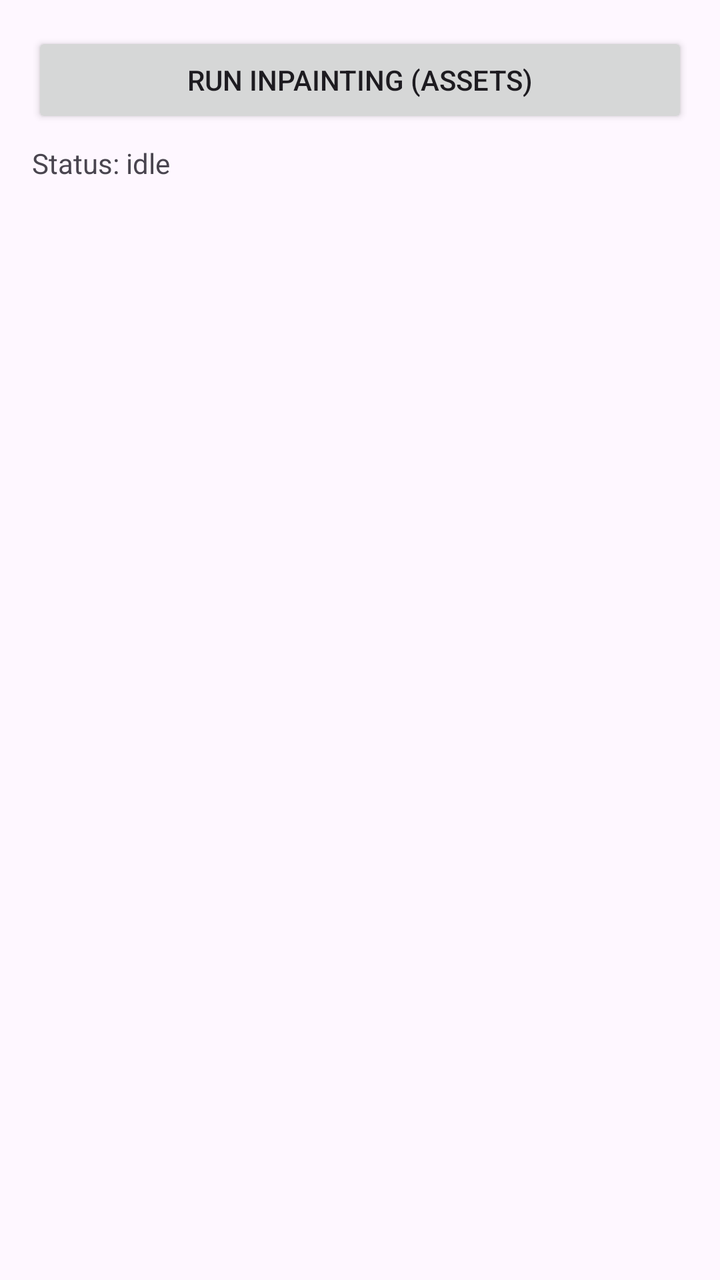
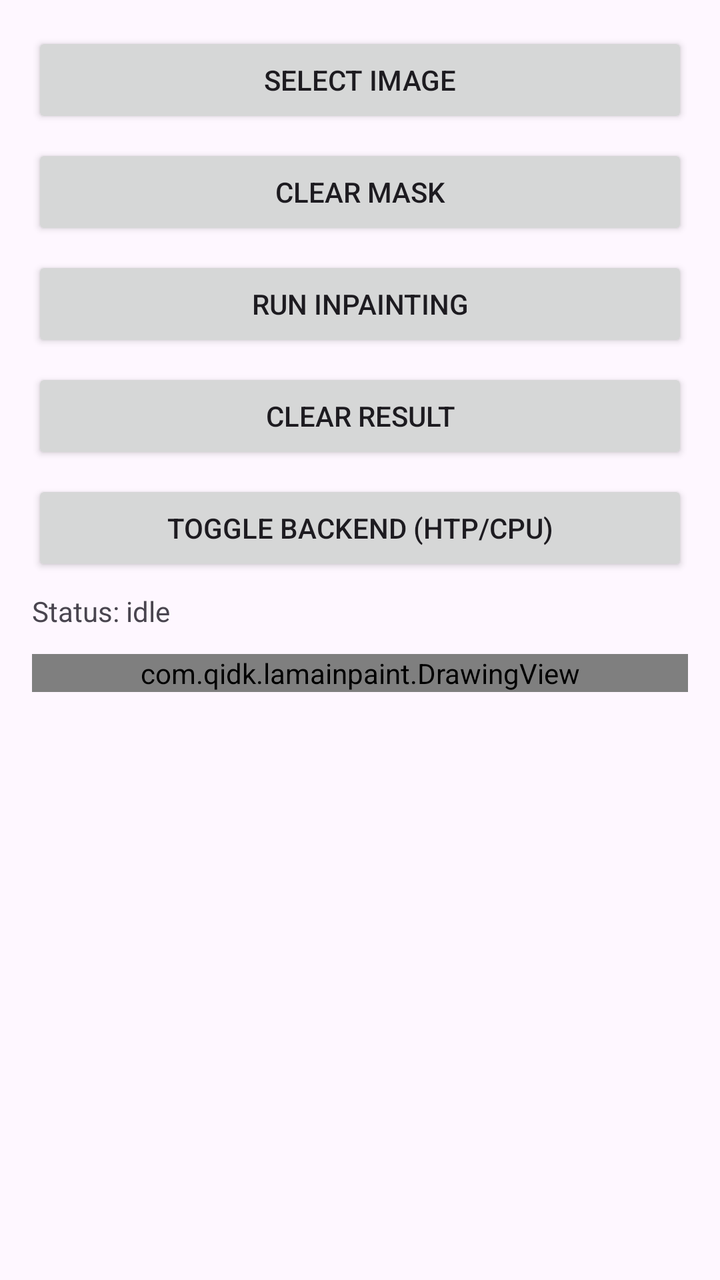

Two renders of the same Android screen: before a commit and after it. Below are the layout's source before the change and the commit's diff.
<!-- AndroidManifest.xml: application theme Theme.LamaInpaint -->
<!-- res/layout/activity_main.xml -->
<?xml version="1.0" encoding="utf-8"?>
<ScrollView xmlns:android="http://schemas.android.com/apk/res/android"
    android:fillViewport="true"
    android:layout_width="match_parent"
    android:layout_height="match_parent">

    <LinearLayout
        android:orientation="vertical"
        android:padding="16dp"
        android:layout_width="match_parent"
        android:layout_height="wrap_content">

        <Button
            android:id="@+id/runBtn"
            android:text="Run Inpainting (assets)"
            android:layout_width="match_parent"
            android:layout_height="wrap_content"/>

        <TextView
            android:id="@+id/status"
            android:layout_marginTop="8dp"
            android:text="Status: idle"
            android:layout_width="match_parent"
            android:layout_height="wrap_content" />

        <ImageView
            android:id="@+id/inputView"
            android:layout_marginTop="12dp"
            android:adjustViewBounds="true"
            android:layout_width="match_parent"
            android:layout_height="wrap_content" />

        <ImageView
            android:id="@+id/maskView"
            android:layout_marginTop="12dp"
            android:adjustViewBounds="true"
            android:layout_width="match_parent"
            android:layout_height="wrap_content" />

        <ImageView
            android:id="@+id/outputView"
            android:layout_marginTop="12dp"
            android:adjustViewBounds="true"
            android:layout_width="match_parent"
            android:layout_height="wrap_content" />
    </LinearLayout>
</ScrollView>
<!-- resources referenced by this layout -->
<resources>
  <style name="Theme.LamaInpaint" parent="Base.Theme.LamaInpaint" />
  <style name="Base.Theme.LamaInpaint" parent="Theme.Material3.DayNight.NoActionBar">
          
          
      </style>
</resources>

<!-- the commit's change to res/layout/activity_main.xml (unified diff, before → after) -->
@@ -11,10 +11,38 @@
         android:layout_height="wrap_content">
 
         <Button
-            android:id="@+id/runBtn"
-            android:text="Run Inpainting (assets)"
+            android:id="@+id/selectImageBtn"
+            android:text="Select Image"
             android:layout_width="match_parent"
             android:layout_height="wrap_content"/>
+
+        <Button
+            android:id="@+id/clearMaskBtn"
+            android:text="Clear Mask"
+            android:layout_width="match_parent"
+            android:layout_height="wrap_content"
+            android:layout_marginTop="8dp"/>
+
+        <Button
+            android:id="@+id/runBtn"
+            android:text="Run Inpainting"
+            android:layout_width="match_parent"
+            android:layout_height="wrap_content"
+            android:layout_marginTop="8dp"/>
+
+        <Button
+            android:id="@+id/clearResultBtn"
+            android:text="Clear Result"
+            android:layout_width="match_parent"
+            android:layout_height="wrap_content"
+            android:layout_marginTop="8dp"/>
+
+        <Button
+            android:id="@+id/toggleBackendBtn"
+            android:text="Toggle Backend (HTP/CPU)"
+            android:layout_width="match_parent"
+            android:layout_height="wrap_content"
+            android:layout_marginTop="8dp"/>
 
         <TextView
             android:id="@+id/status"
@@ -23,19 +51,12 @@
             android:layout_width="match_parent"
             android:layout_height="wrap_content" />
 
-        <ImageView
-            android:id="@+id/inputView"
+        <com.qidk.lamainpaint.DrawingView
+            android:id="@+id/drawingView"
             android:layout_marginTop="12dp"
-            android:adjustViewBounds="true"
             android:layout_width="match_parent"
-            android:layout_height="wrap_content" />
-
-        <ImageView
-            android:id="@+id/maskView"
-            android:layout_marginTop="12dp"
-            android:adjustViewBounds="true"
-            android:layout_width="match_parent"
-            android:layout_height="wrap_content" />
+            android:layout_height="wrap_content"
+            android:background="#CCCCCC" />
 
         <ImageView
             android:id="@+id/outputView"
